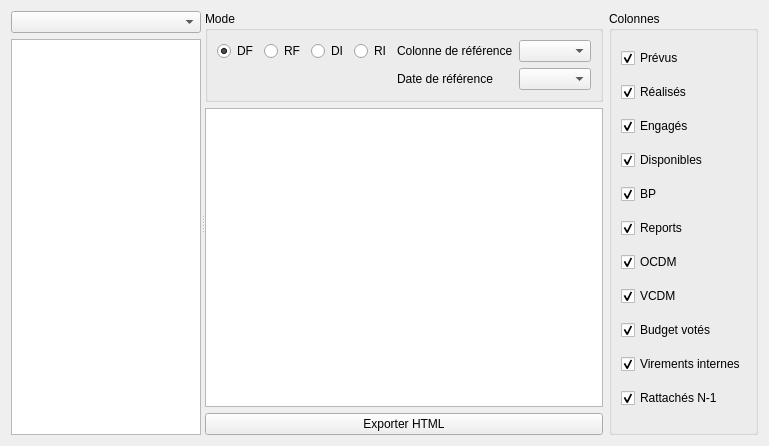
GiPiLab/ProtonClassicSuite, file formreportingtables.ui: the form before one commit.
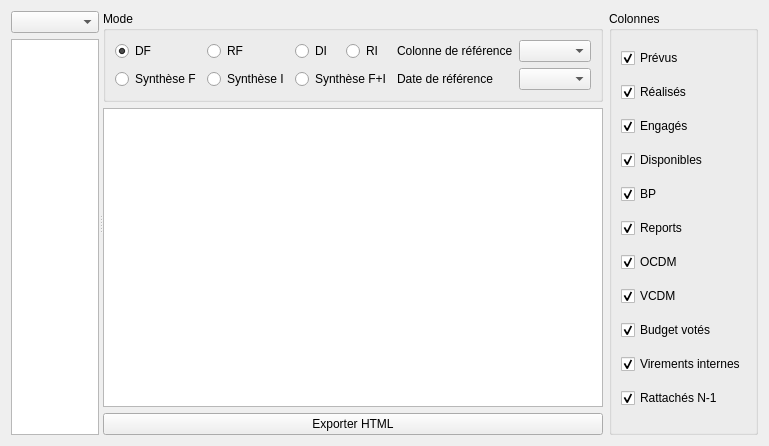
The form after the commit.

The edit to the form file:
```diff
--- a/formreportingtables.ui
+++ b/formreportingtables.ui
@@ -98,6 +98,27 @@
             </property>
            </widget>
           </item>
+          <item row="1" column="0">
+           <widget class="QRadioButton" name="radioButtonRFDF">
+            <property name="text">
+             <string>Synthèse F</string>
+            </property>
+           </widget>
+          </item>
+          <item row="1" column="1">
+           <widget class="QRadioButton" name="radioButtonRIDI">
+            <property name="text">
+             <string>Synthèse I</string>
+            </property>
+           </widget>
+          </item>
+          <item row="1" column="2" colspan="2">
+           <widget class="QRadioButton" name="radioButtonRFDFRIDI">
+            <property name="text">
+             <string>Synthèse F+I</string>
+            </property>
+           </widget>
+          </item>
          </layout>
         </widget>
        </item>
```
